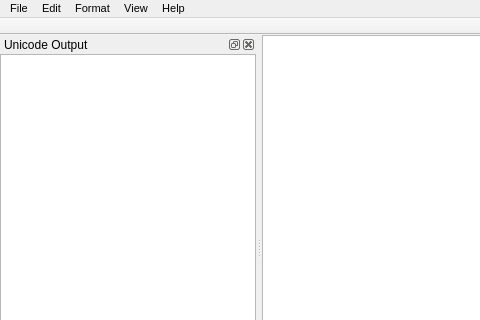
Above: mlmainwindow.ui from RoXimn/mollana before the change; both pictures show x 0 to 480 and y 0 to 320 of the 640 by 480 pixel window. Below: the same form after it.
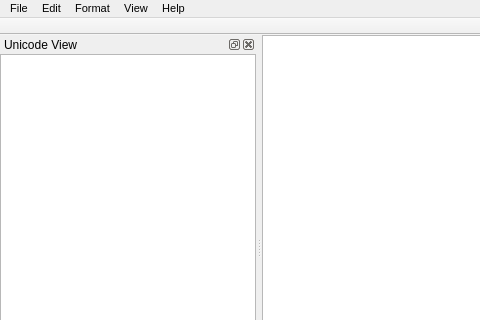
That is the form after the change. Icons and pictures are not drawn.

Commit message: Fix pwd changing for file open/save + QSettings support

Patch:
```diff
--- a/mlmainwindow.ui
+++ b/mlmainwindow.ui
@@ -171,9 +171,24 @@
     <enum>Qt::NoContextMenu</enum>
    </property>
   </widget>
-  <widget class="QDockWidget" name="dckUnicodeOutput">
+  <widget class="QDockWidget" name="dckUnicodeView">
+   <property name="sizePolicy">
+    <sizepolicy hsizetype="Preferred" vsizetype="Preferred">
+     <horstretch>0</horstretch>
+     <verstretch>0</verstretch>
+    </sizepolicy>
+   </property>
+   <property name="minimumSize">
+    <size>
+     <width>100</width>
+     <height>100</height>
+    </size>
+   </property>
+   <property name="features">
+    <set>QDockWidget::AllDockWidgetFeatures</set>
+   </property>
    <property name="windowTitle">
-    <string>Unicode Output</string>
+    <string>Unicode View</string>
    </property>
    <attribute name="dockWidgetArea">
     <number>1</number>
```
Left out of the diff: 19 changed lines with no effect on the pictures. The commit also changes 2 other files.
